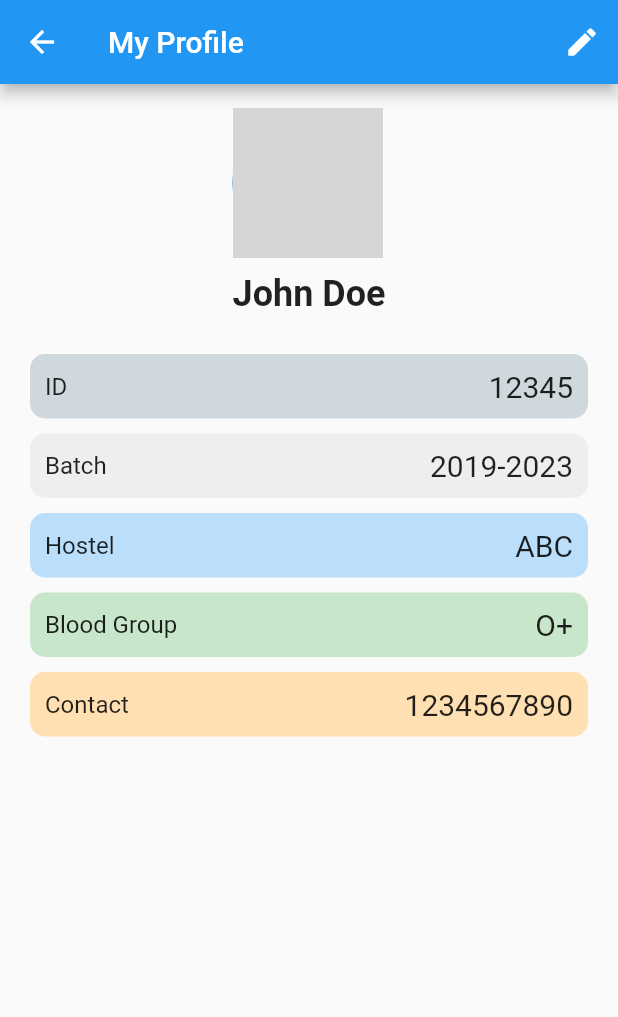
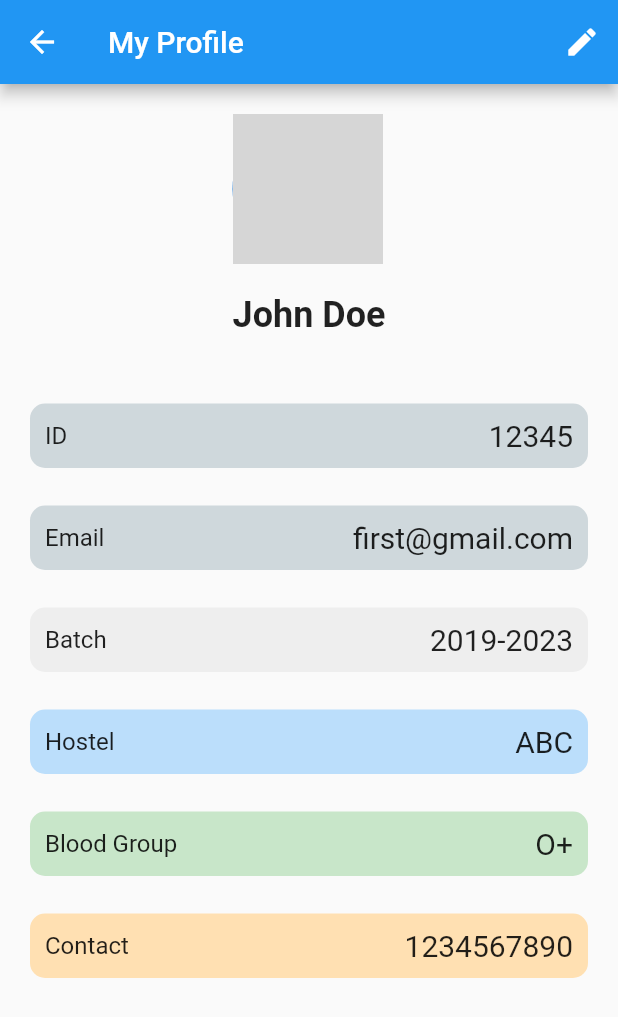
Before and after one commit to nub-badsoldier/HelpMeOut, a Flutter app: the Profile screen opened directly, on a phone screen of 412 x 824 dp. Shown: the top 1017 px of the screen. Run offline on Flutter 3.47's test engine with Material 2 defaults, Android fonts, the phone set to English and light mode, and no system bars; our stand-ins replace cloud_firestore, firebase_auth, firebase_core, firebase_storage, font_awesome_flutter, google_sign_in and 4 more; accounts and stored records are empty; grey boxes are pictures that could not be loaded.

Commit message:
Update profile.dart
2nd update with spacing and vertical scrolling

```diff
--- a/lib/screens/profile.dart
+++ b/lib/screens/profile.dart
@@ -19,7 +19,7 @@ class Profile extends StatelessWidget {
         children: <Widget>[
           Center(
             child: Padding(
-              padding: const EdgeInsets.all(16.0),
+              padding: const EdgeInsets.all(20.0),
               child: Column(
                 crossAxisAlignment: CrossAxisAlignment.start,
                 children: <Widget>[
@@ -28,7 +28,7 @@ class Profile extends StatelessWidget {
                     backgroundImage:
                         AssetImage('assets/images/profile_picture.jpg'),
                   ),
-                  SizedBox(height: 10.0),
+                  SizedBox(height: 20.0),
                   Text(
                     'John Doe',
                     style: TextStyle(
@@ -40,7 +40,7 @@ class Profile extends StatelessWidget {
               ),
             ),
           ),
-          SizedBox(height: 10.0),
+          SizedBox(height: 25.0),
           Container(
             decoration: BoxDecoration(
               color: Colors.blueGrey[100],
@@ -50,7 +50,17 @@ class Profile extends StatelessWidget {
             padding: EdgeInsets.all(10.0),
             child: _buildProfileInfo('ID', '12345'),
           ),
-          SizedBox(height: 10.0),
+          SizedBox(height: 25.0),
+          Container(
+            decoration: BoxDecoration(
+              color: Colors.blueGrey[100],
+              borderRadius: BorderRadius.circular(10.0),
+            ),
+            margin: EdgeInsets.symmetric(horizontal: 20.0),
+            padding: EdgeInsets.all(10.0),
+            child: _buildProfileInfo('Email', 'first@gmail.com'),
+          ),
+          SizedBox(height: 25.0),
           Container(
             decoration: BoxDecoration(
               color: Colors.grey[200],
@@ -60,7 +70,7 @@ class Profile extends StatelessWidget {
             padding: EdgeInsets.all(10.0),
             child: _buildProfileInfo('Batch', '2019-2023'),
           ),
-          SizedBox(height: 10.0),
+          SizedBox(height: 25.0),
           Container(
             decoration: BoxDecoration(
               color: Colors.blue[100],
@@ -70,7 +80,7 @@ class Profile extends StatelessWidget {
             padding: EdgeInsets.all(10.0),
             child: _buildProfileInfo('Hostel', 'ABC'),
           ),
-          SizedBox(height: 10.0),
+          SizedBox(height: 25.0),
           Container(
             decoration: BoxDecoration(
               color: Colors.green[100],
@@ -80,7 +90,7 @@ class Profile extends StatelessWidget {
             padding: EdgeInsets.all(10.0),
             child: _buildProfileInfo('Blood Group', 'O+'),
           ),
-          SizedBox(height: 10.0),
+          SizedBox(height: 25.0),
           Container(
             decoration: BoxDecoration(
               color: Colors.orange[100],
```
